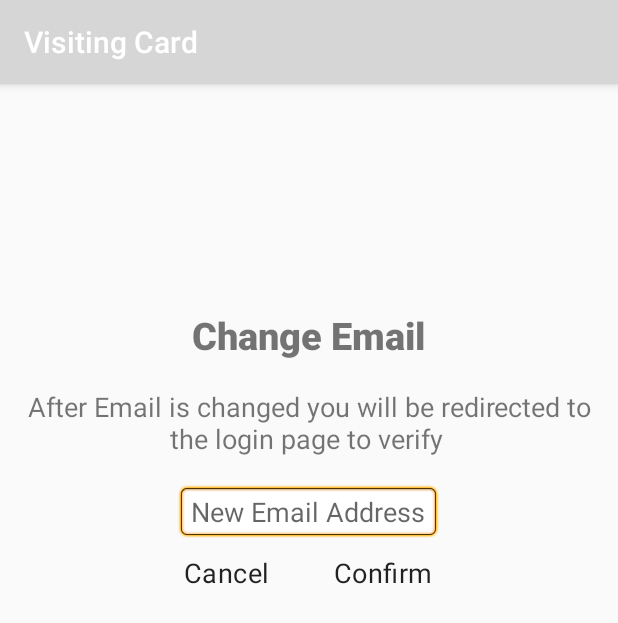
After one commit to GawthamW97/VisitingCard, an Android app: the ChangeMailActivity screen opened directly, with no data from a screen before it, on a phone screen of 412 x 824 dp. The commit adds this screen. Shown: the top 623 px of the screen. Run offline under Robolectric (Android 15) with nearby library versions, the phone set to English and light mode, and no system bars; our stand-ins replace Firebase (no records; nobody signed in at launch, a user with empty details on screens opened directly).

Commit message:
update function to change Authenticating email implemented

```diff
--- a/app/build.gradle
+++ b/app/build.gradle
@@ -30,6 +30,7 @@ dependencies {
     implementation 'androidx.annotation:annotation:1.1.0'
     implementation 'androidx.lifecycle:lifecycle-extensions:2.2.0'
     implementation 'com.google.firebase:firebase-firestore:21.4.0'
+    implementation 'androidx.legacy:legacy-support-v4:1.0.0'
     testImplementation 'junit:junit:4.12'
     androidTestImplementation 'androidx.test.ext:junit:1.1.1'
     androidTestImplementation 'androidx.test.espresso:espresso-core:3.2.0'
--- /dev/null
+++ b/app/src/main/java/com/ilm/visitingcard_v11/ChangeMailActivity.java
@@ -0,0 +1,104 @@
+package com.ilm.visitingcard_v11;
+
+import android.content.Intent;
+import android.os.Bundle;
+import android.util.Log;
+import android.view.View;
+import android.widget.EditText;
+import android.widget.TextView;
+import android.widget.Toast;
+
+import androidx.annotation.NonNull;
+import androidx.appcompat.app.AppCompatActivity;
+
+import com.google.android.gms.tasks.OnCompleteListener;
+import com.google.android.gms.tasks.Task;
+import com.google.firebase.auth.AuthCredential;
+import com.google.firebase.auth.EmailAuthProvider;
+import com.google.firebase.auth.FirebaseAuth;
+import com.google.firebase.auth.FirebaseUser;
+import com.google.firebase.auth.SignInMethodQueryResult;
+import com.google.firebase.firestore.FirebaseFirestore;
+import com.ilm.visitingcard_v11.Fragments.DialogFragment;
+
+public class ChangeMailActivity extends AppCompatActivity implements DialogFragment.DialogList {
+
+    TextView confirm, cancel;
+    EditText editMail;
+    FirebaseFirestore db = FirebaseFirestore.getInstance();
+    FirebaseAuth mAuth = FirebaseAuth.getInstance();
+
+    @Override
+    protected void onCreate(Bundle savedInstanceState) {
+        super.onCreate(savedInstanceState);
+        setContentView(R.layout.activity_change_mail);
+        confirm = findViewById(R.id.confirm);
+        cancel = findViewById(R.id.cancel);
+        editMail = findViewById(R.id.edit_mail);
+
+        confirm.setOnClickListener(new View.OnClickListener() {
+            @Override
+            public void onClick(View v) {
+                openDialog();
+            }
+        });
+    }
+
+    private void openDialog() {
+        DialogFragment dialog = new DialogFragment();
+        dialog.show(getSupportFragmentManager(),"Dialog");
+    }
+
+    @Override
+    public void applyText(final String password) {
+
+        FirebaseUser user = FirebaseAuth.getInstance().getCurrentUser();
+
+        // Get auth credentials from the user for re-authentication
+        AuthCredential credential = EmailAuthProvider
+                .getCredential(mAuth.getCurrentUser().getEmail(),password);
+
+        mAuth.getCurrentUser().reauthenticate(credential).addOnCompleteListener(new OnCompleteListener<Void>() {
+            @Override
+            public void onComplete(@NonNull Task<Void> task) {
+                if(task.isSuccessful()) {
+                    Log.e("User", "Re-Authenticated");
+                    mAuth.fetchSignInMethodsForEmail(editMail.getText().toString()).addOnCompleteListener(new OnCompleteListener<SignInMethodQueryResult>() {
+                        @Override
+                        public void onComplete(@NonNull Task<SignInMethodQueryResult> task) {
+                            if(task.isSuccessful()){
+                                try{
+                                    if(task.getResult().getSignInMethods().size() == 1) {
+                                        Log.e("TAG", "onComplete: Email address already exist");
+                                        Toast.makeText(ChangeMailActivity.this,"Email exist",Toast.LENGTH_SHORT).show();
+                                    }else{
+                                        Log.e("TAG","Email can be added");
+
+                                        mAuth.getCurrentUser().updateEmail(editMail.getText().toString())
+                                                .addOnCompleteListener(new OnCompleteListener<Void>() {
+                                                    @Override
+                                                    public void onComplete(@NonNull Task<Void> task) {
+                                                        if(task.isSuccessful()){
+                                                            Log.e("TAG","user email address updated");
+                                                            Toast.makeText(ChangeMailActivity.this,"Email Updated",Toast.LENGTH_LONG).show();
+                                                            mAuth.signOut();
+                                                            finish();
+                                                            startActivity(new Intent(ChangeMailActivity.this,LoginActivity.class));
+                                                        }
+                                                    }
+                                                });
+                                    }
+                                }catch (NullPointerException e){
+                                    Log.e("TAG","NPE"+e.getMessage());
+                                }
+                            }else{
+                                Log.e("TAG","Failed");
+                            }
+                        }
+                    });
+                }
+            }
+        });
+
+    }
+}
--- a/app/src/main/java/com/ilm/visitingcard_v11/ItemsPreviewActivity.java
+++ b/app/src/main/java/com/ilm/visitingcard_v11/ItemsPreviewActivity.java
@@ -173,7 +173,6 @@ public class ItemsPreviewActivity extends AppCompatActivity {
             });
 
             //ASK USER FOR A CONFIRMATION TO ADD THE NEW CARD
-
             DialogInterface.OnClickListener dialogClickListener = new DialogInterface.OnClickListener() {
                 @Override
                 public void onClick(DialogInterface dialog, int which) {
@@ -189,7 +188,7 @@ public class ItemsPreviewActivity extends AppCompatActivity {
                 }
             };
             AlertDialog.Builder builder = new AlertDialog.Builder(this);
-            builder.setMessage("Do you want to add this contact?").setPositiveButton("Yes", dialogClickListener)
+            builder.setMessage("Do you want to add "+itemsModel.getfName()+"?").setPositiveButton("Yes", dialogClickListener)
                     .setNegativeButton("No", dialogClickListener).show();
         }
 
--- /dev/null
+++ b/app/src/main/res/layout/activity_change_mail.xml
@@ -0,0 +1,66 @@
+<?xml version="1.0" encoding="utf-8"?>
+<RelativeLayout xmlns:android="http://schemas.android.com/apk/res/android"
+    xmlns:app="http://schemas.android.com/apk/res-auto"
+    xmlns:tools="http://schemas.android.com/tools"
+    android:layout_width="match_parent"
+    android:layout_height="match_parent"
+    tools:context=".ChangeMailActivity">
+        <TextView
+            android:layout_marginTop="150dp"
+            android:layout_width="wrap_content"
+            android:layout_height="wrap_content"
+            android:text="Change Email"
+            android:textSize="25sp"
+            android:layout_centerHorizontal="true"
+            android:id="@+id/title"
+            android:fontFamily="sans-serif-black"/>
+        <TextView
+            android:gravity="center"
+            android:padding="18dp"
+            android:layout_below="@+id/title"
+            android:layout_width="wrap_content"
+            android:layout_height="wrap_content"
+            android:textSize="18sp"
+            android:fontFamily="sans-serif"
+            android:text="After Email is changed you will be redirected to the login page to verify "
+            android:id="@+id/desc"/>
+        <EditText
+            android:background="@android:drawable/editbox_background"
+            android:layout_below="@+id/desc"
+            android:layout_width="wrap_content"
+            android:layout_height="wrap_content"
+            android:hint="New Email Address"
+            android:layout_centerHorizontal="true"
+            android:textSize="18sp"
+            android:id="@+id/edit_mail"/>
+
+        <RelativeLayout
+            android:layout_marginTop="10dp"
+            android:layout_centerHorizontal="true"
+            android:layout_width="wrap_content"
+            android:layout_height="wrap_content"
+            android:id="@+id/confirm_tab"
+            android:layout_below="@+id/edit_mail">
+
+            <TextView
+                android:id="@+id/cancel"
+                android:layout_width="wrap_content"
+                android:layout_height="wrap_content"
+                style="@style/TextAppearance.MaterialComponents.Body2"
+                android:text="Cancel"
+                android:textSize="18sp"
+                android:clickable="true"
+                android:focusable="true"/>
+
+            <TextView
+                android:id="@+id/confirm"
+                android:layout_marginLeft="100dp"
+                android:layout_width="wrap_content"
+                android:layout_height="wrap_content"
+                style="@style/TextAppearance.MaterialComponents.Body2"
+                android:text="Confirm"
+                android:textSize="18sp"
+                android:clickable="true"
+                android:focusable="true"/>
+        </RelativeLayout>
+</RelativeLayout>
--- a/app/src/main/res/layout/activity_main.xml
+++ b/app/src/main/res/layout/activity_main.xml
@@ -7,6 +7,7 @@
     android:orientation="vertical"
     android:layout_height="match_parent"
     android:layout_marginTop="70dp"
+    android:id="@+id/home_container"
     tools:menu="@menu/menu">
     <androidx.cardview.widget.CardView
         android:layout_width="wrap_content"
--- a/app/src/main/res/menu/drawer_menu.xml
+++ b/app/src/main/res/menu/drawer_menu.xml
@@ -21,6 +21,10 @@
 
     <item android:title="Communicate">
         <menu>
+            <item
+                android:id="@+id/nav_settings"
+                android:icon="@drawable/ic_settings"
+                android:title="Settings"/>
             <item android:id="@+id/nav_logout"
                 android:icon="@drawable/ic_arrow_back"
                 android:title="Logout"/>
--- a/app/src/main/res/values/strings.xml
+++ b/app/src/main/res/values/strings.xml
@@ -13,4 +13,7 @@
     <string name="login_failed">"Login failed"</string>
     <string name="open">Open Navigation</string>
     <string name="close">Close Navigation</string>
+
+    <!-- TODO: Remove or change this placeholder text -->
+    <string name="hello_blank_fragment">Hello blank fragment</string>
 </resources>
```
Also changed, not shown: app/src/main/AndroidManifest.xml (+17 -13 lines), app/src/main/java/com/ilm/visitingcard_v11/CustomAdapter.java (deleted, +0 -44 lines), app/src/main/java/com/ilm/visitingcard_v11/Fragments/AddFragment.java (+1 -6 lines), app/src/main/java/com/ilm/visitingcard_v11/Fragments/HomeFragment.java (+10 -0 lines), app/src/main/java/com/ilm/visitingcard_v11/Fragments/SettingFragment.java (added, +36 -0 lines), app/src/main/java/com/ilm/visitingcard_v11/NavigationActivity.java (+8 -0 lines), app/src/main/res/layout/activity_items_preview.xml (+8 -6 lines), app/src/main/res/layout/confirm_password.xml (added, +20 -0 lines), app/src/main/res/layout/setting_menu.xml (added, +45 -0 lines).
